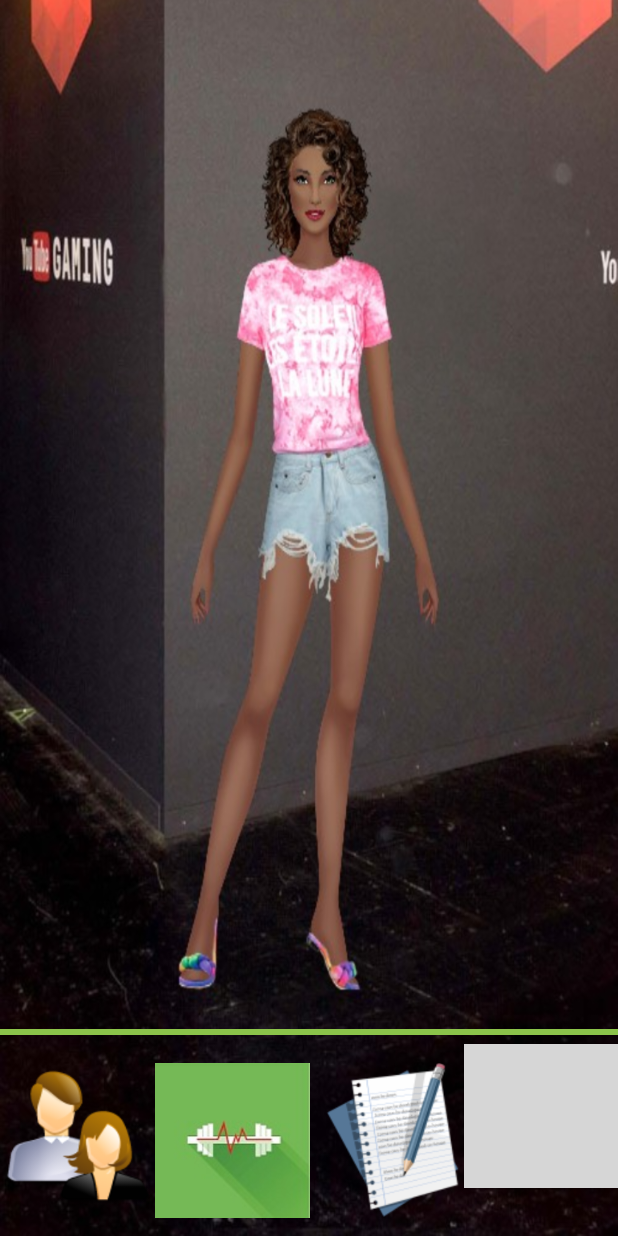
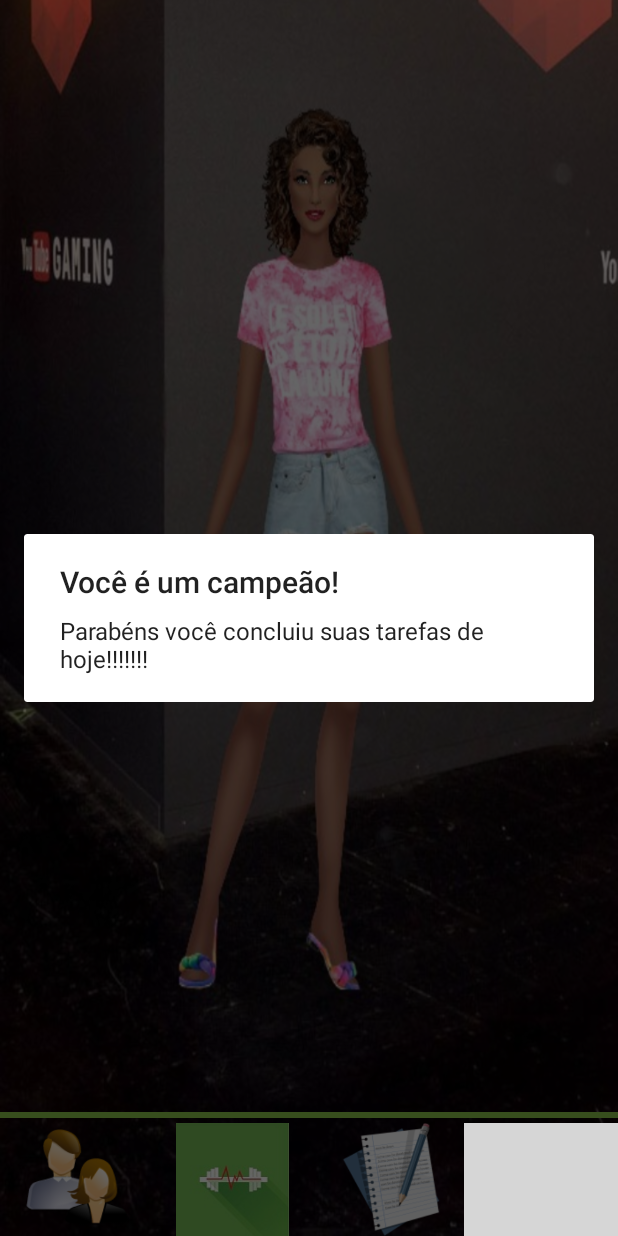
Before and after one commit to cris-castilho/Life, an Android app: the MainActivity screen opened directly, with no data from a screen before it, after a tap on an icon or button, on a phone screen of 412 x 824 dp. Run offline under Robolectric (Android 15) with nearby library versions, the phone set to English and light mode, and no system bars; 2 statements that could not run were skipped; 3 other taps on this screen came first; grey boxes are pictures that could not be loaded.

Commit message:
Commit inicial do projeto

```diff
--- a/app/src/main/AndroidManifest.xml
+++ b/app/src/main/AndroidManifest.xml
@@ -4,9 +4,8 @@
 
     <application
         android:allowBackup="true"
-        android:icon="@mipmap/ic_launcher"
-        android:label="app_Life"
-        android:roundIcon="@mipmap/ic_launcher_round"
+        android:icon="@drawable/logo_life"
+        android:label="AppLife"
         android:supportsRtl="true"
         android:theme="@style/AppTheme">
         <activity android:name=".SplashActivity">
--- a/app/src/main/java/com/example/applife/MainActivity.java
+++ b/app/src/main/java/com/example/applife/MainActivity.java
@@ -4,6 +4,7 @@ import androidx.appcompat.app.AppCompatActivity;
 import androidx.core.app.NotificationCompat;
 
 import android.annotation.TargetApi;
+import android.app.AlertDialog;
 import android.app.NotificationChannel;
 import android.app.NotificationManager;
 import android.app.PendingIntent;
@@ -55,6 +56,7 @@ public class MainActivity extends AppCompatActivity {
             public void onClick(View view) {
                 progresso++;
                 progressBar.setProgress(progresso);
+                validarConclusao(progresso);
                 if (sexo.contains("Masculino")){
                     imagemPessoa.setBackgroundResource(R.drawable.estudom);
                 }else{
@@ -67,6 +69,7 @@ public class MainActivity extends AppCompatActivity {
             public void onClick(View view) {
                 progresso++;
                 progressBar.setProgress(progresso);
+                validarConclusao(progresso);
                 if (sexo.contains("Masculino")){
                     imagemPessoa.setBackgroundResource(R.drawable.atividadem);
                 }else{
@@ -79,6 +82,7 @@ public class MainActivity extends AppCompatActivity {
             public void onClick(View view) {
                 progresso++;
                 progressBar.setProgress(progresso);
+                validarConclusao(progresso);
                 if (sexo.contains("Masculino")){
                     imagemPessoa.setBackgroundResource(R.drawable.imagem_trabalhom);
                 }else{
@@ -92,6 +96,7 @@ public class MainActivity extends AppCompatActivity {
             public void onClick(View view) {
                 progresso++;
                 progressBar.setProgress(progresso);
+                validarConclusao(progresso);
                 if (sexo.contains("Masculino")){
                     imagemPessoa.setBackgroundResource(R.drawable.imagem_ociom);
                 }else{
@@ -99,12 +104,24 @@ public class MainActivity extends AppCompatActivity {
                 }
             }
         });
+    }
 
-        progressBar.
+    private void validarConclusao(int progresso) {
+        if(progresso == 4)
+            modalVencedor();
+    }
+
+    public void modalVencedor(){
+        AlertDialog.Builder builder = new AlertDialog.Builder(this);
+
+        builder.setMessage("Parabéns você concluiu suas tarefas de hoje!!!!!!!")
+                .setTitle("Você é um campeão!");
+        AlertDialog dialog = builder.create();
+
+        dialog.show();
     }
 
     public void sendNotification(String title, String message) {
-
         NotificationCompat.Builder mBuilder =
                 new NotificationCompat.Builder(this);
 
--- a/app/src/main/res/layout/activity_main.xml
+++ b/app/src/main/res/layout/activity_main.xml
@@ -14,7 +14,7 @@
         android:id="@+id/progressBar"
         style="?android:attr/progressBarStyleHorizontal"
         android:layout_width="match_parent"
-        android:layout_height="wrap_content" />
+        android:layout_height="10dp" />
 
     <LinearLayout
         android:layout_width="match_parent"
@@ -25,32 +25,25 @@
             android:src="@drawable/icone_trabalho"
             android:layout_weight="1"
             android:layout_width="match_parent"
-            android:layout_height="wrap_content" />
+            android:layout_height="75dp" />
         <ImageView
             android:id="@+id/Icone_Atividade_Fisica"
             android:src="@drawable/icone_atividade_fisica"
             android:layout_weight="1"
             android:layout_width="match_parent"
-            android:layout_height="wrap_content" />
+            android:layout_height="75dp" />
         <ImageView
             android:id="@+id/Icone_Estudo"
             android:src="@drawable/icone_estudo"
             android:layout_weight="1"
             android:layout_width="match_parent"
-            android:layout_height="wrap_content" />
+            android:layout_height="75dp" />
         <ImageView
             android:id="@+id/Icone_Ocio"
             android:src="@drawable/icone_ocio"
             android:layout_weight="1"
             android:layout_width="match_parent"
-            android:layout_height="wrap_content" />
+            android:layout_height="75dp" />
     </LinearLayout>
 
-    <!--<ImageView-->
-        <!--android:id="@+id/imagempessoa"-->
-        <!--android:src="@drawable/icone_ocio"-->
-        <!--android:layout_weight="1"-->
-        <!--android:layout_width="match_parent"-->
-        <!--android:layout_height="match_parent" />-->
-
 </LinearLayout>
```
